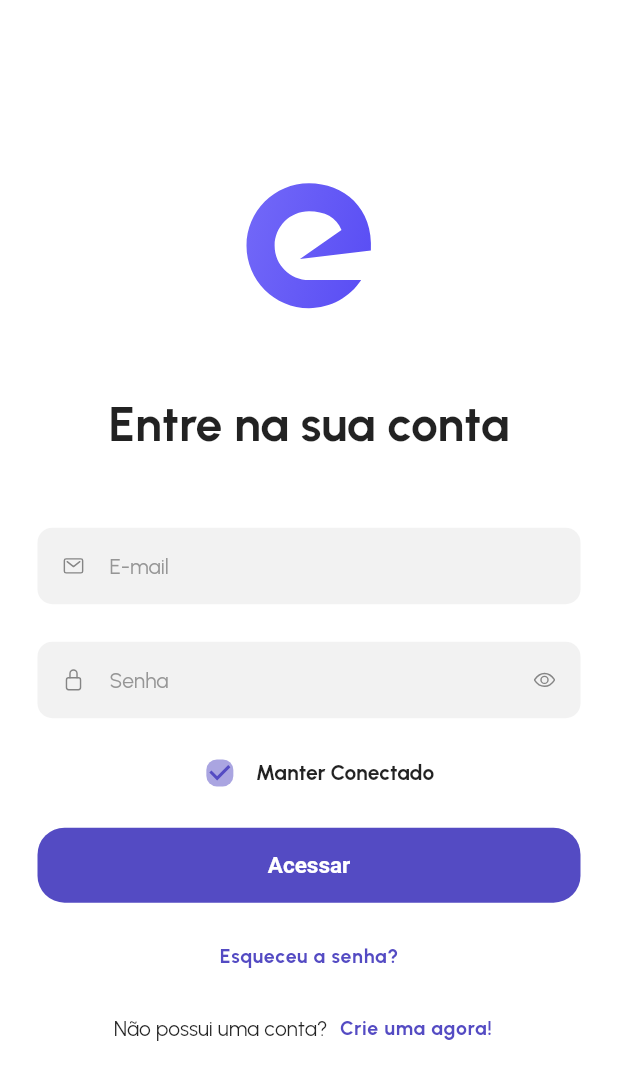
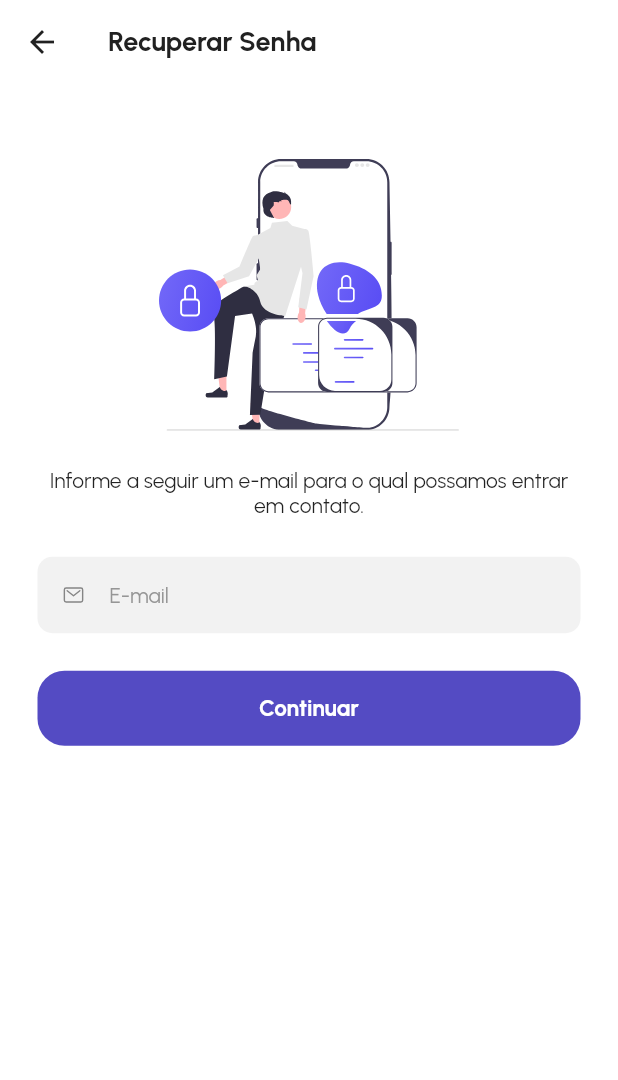
Before and after one commit to jvLarger/eventhub-flutter, a Flutter app: the screen it shows after launch, after a tap on "Esqueceu a senha?", on a phone screen of 412 x 824 dp. Shown: the top 1080 px of the screen. Run offline on Flutter 3.47's test engine with Material 2 defaults, Android fonts, the phone set to English and light mode, and no system bars; our stand-ins replace flutter_svg, ionicons.

Commit message:
Novas telas de Login e recuperar senha criadas

```diff
--- a/lib/config/themes/app_theme.dart
+++ b/lib/config/themes/app_theme.dart
@@ -6,23 +6,37 @@ abstract class AppTheme {
     return ThemeData(
       appBarTheme: const AppBarTheme(
         elevation: 0,
-        color: Colors.white,
+        iconTheme: IconThemeData(
+          color: Color.fromRGBO(33, 33, 33, 1),
+        ),
+        titleTextStyle: TextStyle(
+          color: Color.fromRGBO(33, 33, 33, 1),
+          fontWeight: FontWeight.bold,
+          fontSize: 18,
+          fontFamily: "Urbanist",
+        ),
+        backgroundColor: Colors.white,
       ),
       scaffoldBackgroundColor: Colors.white,
-      primaryColor: Colors.black,
+      primaryColor: const Color.fromRGBO(33, 33, 33, 1),
       splashColor: Colors.transparent,
       fontFamily: 'Urbanist',
       inputDecorationTheme: const InputDecorationTheme(
         fillColor: Color.fromRGBO(242, 242, 242, 1),
         contentPadding: EdgeInsets.symmetric(vertical: 16, horizontal: 20),
         hintStyle: TextStyle(
+          fontFamily: 'Urbanist',
           color: Color.fromRGBO(150, 150, 150, 1),
           fontSize: 14,
         ),
       ),
       elevatedButtonTheme: ElevatedButtonThemeData(
         style: ElevatedButton.styleFrom(
-          textStyle: const TextStyle(fontWeight: FontWeight.bold, fontSize: 15),
+          textStyle: const TextStyle(
+            fontWeight: FontWeight.bold,
+            fontSize: 15,
+            fontFamily: 'Urbanist',
+          ),
           padding: const EdgeInsets.symmetric(vertical: 16, horizontal: 20),
           shape: RoundedRectangleBorder(
             borderRadius: BorderRadius.circular(18.0),
--- a/lib/presentation/components/eventhub_body.dart
+++ b/lib/presentation/components/eventhub_body.dart
@@ -1,8 +1,14 @@
+import 'package:eventhub/utils/constants.dart';
 import 'package:flutter/material.dart';
 
 class EventHubBody extends StatefulWidget {
   final Widget child;
-  const EventHubBody({super.key, required this.child});
+  final Widget? topWidget;
+  const EventHubBody({
+    super.key,
+    required this.child,
+    this.topWidget,
+  });
 
   @override
   State<EventHubBody> createState() => _EventHubBodyState();
@@ -12,8 +18,34 @@ class _EventHubBodyState extends State<EventHubBody> {
   @override
   Widget build(BuildContext context) {
     return Scaffold(
+      /*  bottomNavigationBar: Padding(
+          padding:
+              EdgeInsets.symmetric(vertical: 10, horizontal: defaultPadding),
+          child: InkWell(
+            onTap: () {
+              print('called on tap');
+            },
+            child: SizedBox(
+              height: kToolbarHeight,
+              width: double.infinity,
+              child: ElevatedButton(
+                onPressed: () {},
+                child: Row(
+                  mainAxisAlignment: MainAxisAlignment.center,
+                  children: const [
+                    Text("Continuar"),
+                  ],
+                ),
+              ),
+            ),
+          )),*/
       body: SingleChildScrollView(
-        child: widget.child,
+        child: Column(
+          children: [
+            widget.topWidget ?? const SizedBox(),
+            widget.child,
+          ],
+        ),
       ),
     );
   }
--- a/lib/presentation/components/eventhub_text_form_field.dart
+++ b/lib/presentation/components/eventhub_text_form_field.dart
@@ -8,6 +8,11 @@ class EventHubTextFormField extends StatelessWidget {
     this.prefixIcon,
     this.suffixIcon,
     this.obscureText,
+    this.textInputType,
+    this.maxLength,
+    this.textAlign,
+    this.focusNode,
+    this.onchange,
   });
 
   final TextEditingController? controller;
@@ -15,19 +20,32 @@ class EventHubTextFormField extends StatelessWidget {
   final Widget? prefixIcon;
   final Widget? suffixIcon;
   final bool? obscureText;
+  final TextInputType? textInputType;
+  final int? maxLength;
+  final TextAlign? textAlign;
+  final FocusNode? focusNode;
+  final Function(String)? onchange;
 
   @override
   Widget build(BuildContext context) {
     return TextFormField(
       controller: controller,
       obscureText: obscureText ?? false,
+      keyboardType: textInputType,
+      maxLength: maxLength,
+      focusNode: focusNode,
+      textAlign: textAlign ?? TextAlign.left,
+      onChanged: onchange,
       decoration: InputDecoration(
         filled: true,
+        counterText: "",
         hintText: label,
         prefixIcon: prefixIcon,
         suffixIcon: suffixIcon,
-        contentPadding:
-            const EdgeInsets.symmetric(horizontal: 20, vertical: 16),
+        contentPadding: const EdgeInsets.symmetric(
+          horizontal: 20,
+          vertical: 16,
+        ),
         border: OutlineInputBorder(
           borderRadius: BorderRadius.circular(10),
           borderSide: const BorderSide(
--- /dev/null
+++ b/lib/presentation/components/eventhub_top_appbar.dart
@@ -0,0 +1,17 @@
+import 'package:flutter/material.dart';
+
+class EventHubTopAppbar extends StatelessWidget {
+  const EventHubTopAppbar({
+    super.key,
+    required this.title,
+  });
+
+  final String title;
+
+  @override
+  Widget build(BuildContext context) {
+    return AppBar(
+      title: Text(title),
+    );
+  }
+}
--- a/lib/presentation/views/login/login_page.dart
+++ b/lib/presentation/views/login/login_page.dart
@@ -1,6 +1,8 @@
 import 'package:eventhub/presentation/components/eventhub_body.dart';
 import 'package:eventhub/presentation/components/eventhub_text_form_field.dart';
+import 'package:eventhub/presentation/views/recuperar-senha/recuperar_senha_email_page.dart';
 import 'package:eventhub/utils/constants.dart';
+import 'package:eventhub/utils/util.dart';
 import 'package:flutter/material.dart';
 import 'package:flutter_svg/flutter_svg.dart';
 import 'package:ionicons/ionicons.dart';
@@ -30,7 +32,7 @@ class _LoginPageState extends State<LoginPage> {
     return EventHubBody(
       child: Container(
         padding: const EdgeInsets.all(
-          default_padding,
+          defaultPadding,
         ),
         height: MediaQuery.of(context).size.height,
         alignment: Alignment.center,
@@ -57,11 +59,11 @@ class _LoginPageState extends State<LoginPage> {
               controller: _emailController,
             ),
             const SizedBox(
-              height: default_padding,
+              height: defaultPadding,
             ),
             EventHubTextFormField(
               label: "Senha",
-              obscureText: _isSenhaVisivel,
+              obscureText: !_isSenhaVisivel,
               prefixIcon: const Icon(
                 Ionicons.lock_closed_outline,
                 size: 15,
@@ -82,7 +84,7 @@ class _LoginPageState extends State<LoginPage> {
               controller: _senhaController,
             ),
             const SizedBox(
-              height: default_padding / 2,
+              height: defaultPadding / 2,
             ),
             Row(
               crossAxisAlignment: CrossAxisAlignment.center,
@@ -114,7 +116,7 @@ class _LoginPageState extends State<LoginPage> {
               ],
             ),
             const SizedBox(
-              height: default_padding / 2,
+              height: defaultPadding / 2,
             ),
             ElevatedButton(
               onPressed: () {},
@@ -126,7 +128,7 @@ class _LoginPageState extends State<LoginPage> {
               ),
             ),
             const SizedBox(
-              height: default_padding / 2,
+              height: defaultPadding / 2,
             ),
             TextButton(
               child: const Text(
@@ -137,7 +139,12 @@ class _LoginPageState extends State<LoginPage> {
                   letterSpacing: 0.5,
                 ),
               ),
-              onPressed: () {},
+              onPressed: () {
+                Util.goTo(
+                  context,
+                  const RecuperarSenhaEmailPage(),
+                );
+              },
             ),
             Row(
               crossAxisAlignment: CrossAxisAlignment.center,
--- /dev/null
+++ b/lib/presentation/views/recuperar-senha/recuperar_senha_email_page.dart
@@ -0,0 +1,82 @@
+import 'package:eventhub/presentation/components/eventhub_body.dart';
+import 'package:eventhub/presentation/components/eventhub_text_form_field.dart';
+import 'package:eventhub/presentation/components/eventhub_top_appbar.dart';
+import 'package:eventhub/presentation/views/recuperar-senha/recuperar_senha_codigo_page.dart';
+import 'package:eventhub/utils/constants.dart';
+import 'package:eventhub/utils/util.dart';
+import 'package:flutter/material.dart';
+import 'package:flutter_svg/flutter_svg.dart';
+import 'package:ionicons/ionicons.dart';
+
+class RecuperarSenhaEmailPage extends StatefulWidget {
+  const RecuperarSenhaEmailPage({super.key});
+
+  @override
+  State<RecuperarSenhaEmailPage> createState() =>
+      _RecuperarSenhaEmailPageState();
+}
+
+class _RecuperarSenhaEmailPageState extends State<RecuperarSenhaEmailPage> {
+  final TextEditingController _emailController = TextEditingController();
+
+  @override
+  void dispose() {
+    _emailController.dispose();
+    super.dispose();
+  }
+
+  @override
+  Widget build(BuildContext context) {
+    return EventHubBody(
+      topWidget: const EventHubTopAppbar(
+        title: "Recuperar Senha",
+      ),
+      child: Padding(
+        padding: EdgeInsets.all(defaultPadding),
+        child: Column(
+          children: [
+            const SizedBox(
+              height: defaultPadding,
+            ),
+            SvgPicture.asset(
+              "assets/images/recuperar_senha.svg",
+              width: 200,
+            ),
+            const SizedBox(
+              height: defaultPadding,
+            ),
+            const Text(
+              "Informe a seguir um e-mail para o qual possamos entrar em contato.",
+              textAlign: TextAlign.center,
+            ),
+            const SizedBox(
+              height: defaultPadding,
+            ),
+            EventHubTextFormField(
+              label: "E-mail",
+              prefixIcon: const Icon(
+                Ionicons.mail_outline,
+                size: 15,
+              ),
+              controller: _emailController,
+            ),
+            const SizedBox(
+              height: defaultPadding,
+            ),
+            ElevatedButton(
+              onPressed: () {
+                Util.goTo(context, RecuperarSenhaCodigoPage());
+              },
+              child: Row(
+                mainAxisAlignment: MainAxisAlignment.center,
+                children: const [
+                  Text("Continuar"),
+                ],
+              ),
+            ),
+          ],
+        ),
+      ),
+    );
+  }
+}
--- a/lib/utils/constants.dart
+++ b/lib/utils/constants.dart
@@ -1,6 +1,6 @@
 import 'package:flutter/material.dart';
 
-const double default_padding = 25.0;
+const double defaultPadding = 25.0;
 const MaterialColor colorBlue = MaterialColor(0xFF544BC3, {
   50: Color.fromRGBO(84, 75, 195, 0.05),
   100: Color.fromRGBO(84, 75, 195, 0.1),
--- /dev/null
+++ b/lib/utils/util.dart
@@ -0,0 +1,10 @@
+import 'package:flutter/material.dart';
+
+class Util {
+  static goTo(BuildContext context, Widget page) {
+    Navigator.push(
+      context,
+      MaterialPageRoute(builder: (context) => page),
+    );
+  }
+}
--- a/pubspec.yaml
+++ b/pubspec.yaml
@@ -61,6 +61,8 @@ flutter:
   # To add assets to your application, add an assets section, like this:
   assets:
     - assets/images/logo_eventhub.svg
+    - assets/images/recuperar_senha.svg
+    - assets/images/nova_senha.svg
 
   # An image asset can refer to one or more resolution-specific "variants", see
   # https://flutter.dev/assets-and-images/#resolution-aware
```
Also changed, not shown: lib/presentation/views/recuperar-senha/recuperar_senha_codigo_page.dart (added, +150 -0 lines), lib/presentation/views/recuperar-senha/recuperar_senha_nova_senha_page.dart (added, +123 -0 lines), assets/images/nova_senha.svg (added), assets/images/recuperar_senha.svg (added).
